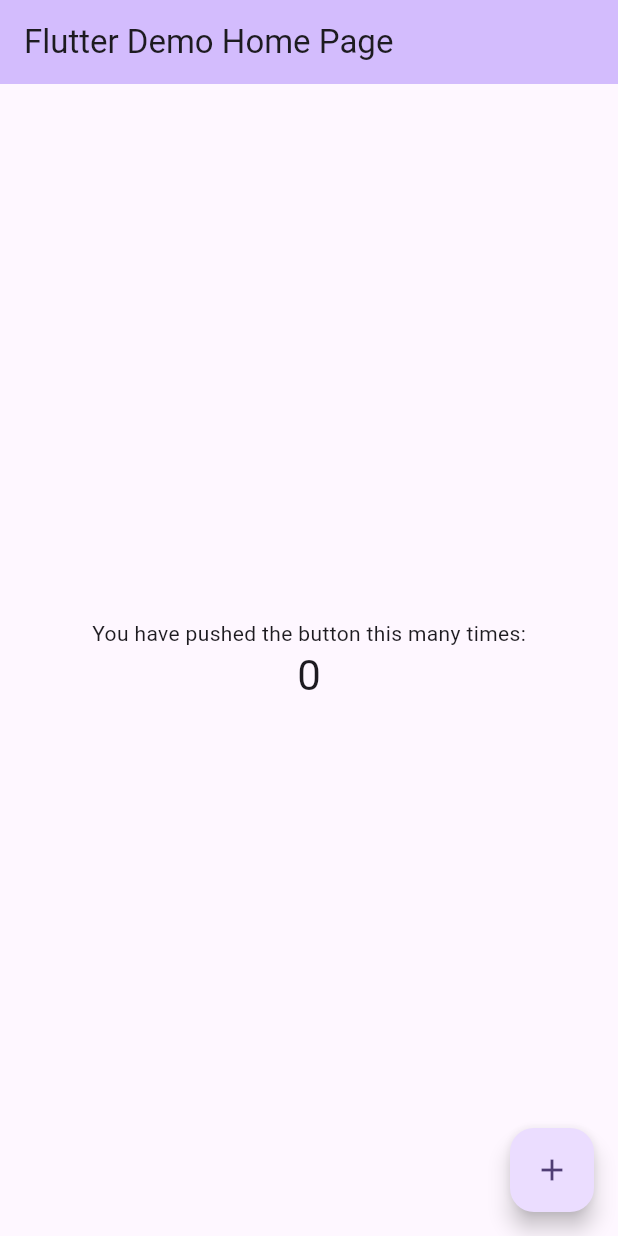
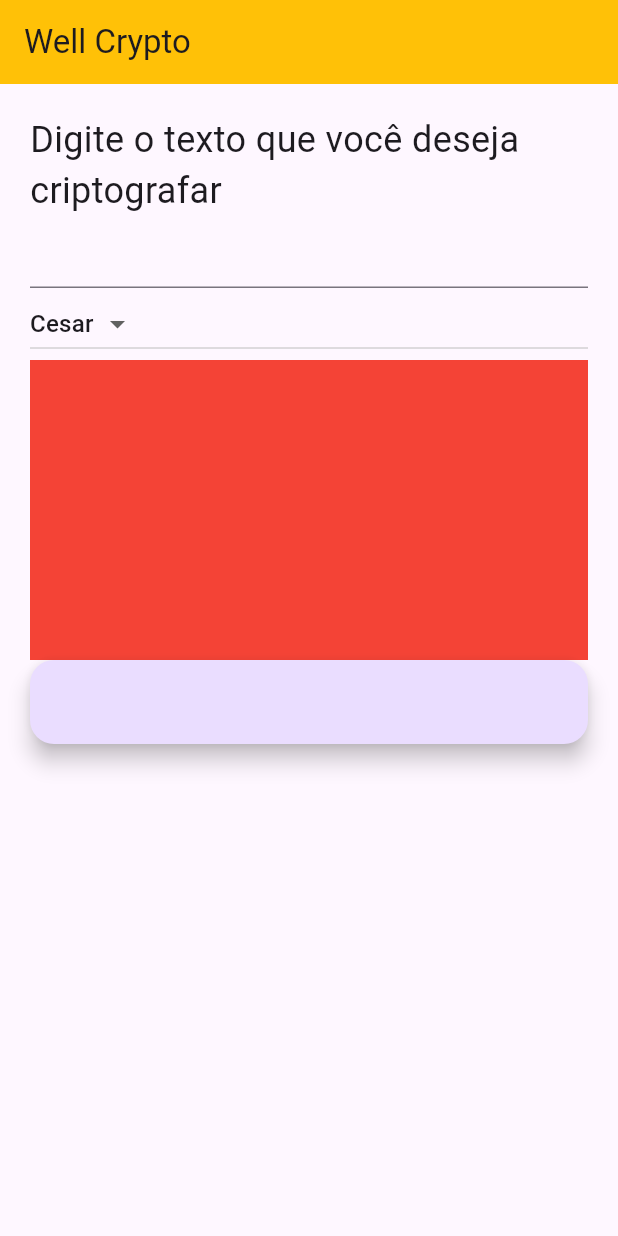
Before and after one commit to weldson01/well_crypto_flutter, a Flutter app: the screen it shows after launch, on a phone screen of 412 x 824 dp. Run offline on Flutter 3.47's test engine with Material 3 defaults, Android fonts, the phone set to English and light mode, and no system bars.

Commit message:
feat: adicionado Cifra de cesar ao projeto

```diff
--- /dev/null
+++ b/lib/controller/CryptoController.dart
@@ -0,0 +1,24 @@
+
+
+class CryptoController {
+  CryptoController();
+
+  String AbcToCesar(String Abc){
+      String aux = "";
+      for(int i = 0; i < Abc.length; i++){
+
+        if(Abc[i].toUpperCase() != CryptoTables.AbcTable.last){
+          aux += CryptoTables.AbcTable[(CryptoTables.AbcTable.indexOf(Abc[i].toUpperCase())+1)];
+        }else{
+          aux += CryptoTables.AbcTable[0];
+        }
+      }
+      return aux;
+  }
+
+}
+
+class CryptoTables {
+  static List<String> AbcTable = ["A", "B", "C", "D", "E", "F", "G", "H", "I", "J", "K", "L", "M", "N", "O", "P", "Q", "R", "S", "T", "U", "V", "W", "X","Y", "Z"];
+
+}
--- a/lib/main.dart
+++ b/lib/main.dart
@@ -1,125 +1,8 @@
 import 'package:flutter/material.dart';
+import 'package:well_crypto/src/screens/home/Home.dart';
 
-void main() {
-  runApp(const MyApp());
+
+void main(){
+  runApp(Home());
+
 }
-
-class MyApp extends StatelessWidget {
-  const MyApp({super.key});
-
-  // This widget is the root of your application.
-  @override
-  Widget build(BuildContext context) {
-    return MaterialApp(
-      title: 'Flutter Demo',
-      theme: ThemeData(
-        // This is the theme of your application.
-        //
-        // TRY THIS: Try running your application with "flutter run". You'll see
-        // the application has a purple toolbar. Then, without quitting the app,
-        // try changing the seedColor in the colorScheme below to Colors.green
-        // and then invoke "hot reload" (save your changes or press the "hot
-        // reload" button in a Flutter-supported IDE, or press "r" if you used
-        // the command line to start the app).
-        //
-        // Notice that the counter didn't reset back to zero; the application
-        // state is not lost during the reload. To reset the state, use hot
-        // restart instead.
-        //
-        // This works for code too, not just values: Most code changes can be
-        // tested with just a hot reload.
-        colorScheme: ColorScheme.fromSeed(seedColor: Colors.deepPurple),
-        useMaterial3: true,
-      ),
-      home: const MyHomePage(title: 'Flutter Demo Home Page'),
-    );
-  }
-}
-
-class MyHomePage extends StatefulWidget {
-  const MyHomePage({super.key, required this.title});
-
-  // This widget is the home page of your application. It is stateful, meaning
-  // that it has a State object (defined below) that contains fields that affect
-  // how it looks.
-
-  // This class is the configuration for the state. It holds the values (in this
-  // case the title) provided by the parent (in this case the App widget) and
-  // used by the build method of the State. Fields in a Widget subclass are
-  // always marked "final".
-
-  final String title;
-
-  @override
-  State<MyHomePage> createState() => _MyHomePageState();
-}
-
-class _MyHomePageState extends State<MyHomePage> {
-  int _counter = 0;
-
-  void _incrementCounter() {
-    setState(() {
-      // This call to setState tells the Flutter framework that something has
-      // changed in this State, which causes it to rerun the build method below
-      // so that the display can reflect the updated values. If we changed
-      // _counter without calling setState(), then the build method would not be
-      // called again, and so nothing would appear to happen.
-      _counter++;
-    });
-  }
-
-  @override
-  Widget build(BuildContext context) {
-    // This method is rerun every time setState is called, for instance as done
-    // by the _incrementCounter method above.
-    //
-    // The Flutter framework has been optimized to make rerunning build methods
-    // fast, so that you can just rebuild anything that needs updating rather
-    // than having to individually change instances of widgets.
-    return Scaffold(
-      appBar: AppBar(
-        // TRY THIS: Try changing the color here to a specific color (to
-        // Colors.amber, perhaps?) and trigger a hot reload to see the AppBar
-        // change color while the other colors stay the same.
-        backgroundColor: Theme.of(context).colorScheme.inversePrimary,
-        // Here we take the value from the MyHomePage object that was created by
-        // the App.build method, and use it to set our appbar title.
-        title: Text(widget.title),
-      ),
-      body: Center(
-        // Center is a layout widget. It takes a single child and positions it
-        // in the middle of the parent.
-        child: Column(
-          // Column is also a layout widget. It takes a list of children and
-          // arranges them vertically. By default, it sizes itself to fit its
-          // children horizontally, and tries to be as tall as its parent.
-          //
-          // Column has various properties to control how it sizes itself and
-          // how it positions its children. Here we use mainAxisAlignment to
-          // center the children vertically; the main axis here is the vertical
-          // axis because Columns are vertical (the cross axis would be
-          // horizontal).
-          //
-          // TRY THIS: Invoke "debug painting" (choose the "Toggle Debug Paint"
-          // action in the IDE, or press "p" in the console), to see the
-          // wireframe for each widget.
-          mainAxisAlignment: MainAxisAlignment.center,
-          children: <Widget>[
-            const Text(
-              'You have pushed the button this many times:',
-            ),
-            Text(
-              '$_counter',
-              style: Theme.of(context).textTheme.headlineMedium,
-            ),
-          ],
-        ),
-      ),
-      floatingActionButton: FloatingActionButton(
-        onPressed: _incrementCounter,
-        tooltip: 'Increment',
-        child: const Icon(Icons.add),
-      ), // This trailing comma makes auto-formatting nicer for build methods.
-    );
-  }
-}
--- /dev/null
+++ b/lib/src/screens/home/Home.dart
@@ -0,0 +1,75 @@
+// ignore_for_file: prefer_const_constructors
+
+import 'package:flutter/material.dart';
+import 'package:well_crypto/controller/CryptoController.dart';
+
+class Home extends StatefulWidget {
+  const Home({super.key});
+
+  @override
+  State<Home> createState() => _HomeState();
+}
+
+class _HomeState extends State<Home> {
+  String stringToCrypto = "";
+  String cryptoType = "Cesar";
+  String cryptedValue = "";
+
+  @override
+  Widget build(BuildContext context) {
+    return MaterialApp(
+      home: Scaffold(
+        appBar: AppBar(
+          title: Text("Well Crypto"),
+          backgroundColor: Colors.amber,
+        ),
+        body: ListView(
+          padding: const EdgeInsets.all(20.0),
+          children: [
+            Text("Digite o texto que você deseja criptografar", style: TextStyle(fontSize: 24),),
+            TextField(
+
+              onChanged: (value) {
+                setState(() {
+                  stringToCrypto = value;
+                });
+              },
+            ),
+            DropdownButton(
+              value:  cryptoType,
+              items: [
+                DropdownMenuItem(child: Text("Cesar"), enabled: true, value: "Cesar",),
+                DropdownMenuItem(child: Text("Morse"), enabled: true, value: "Morse"),
+                DropdownMenuItem(child: Text("Well"), enabled: true, value: "Well")
+              ]
+              ,
+            onChanged: (value){
+              setState(() {
+                cryptoType = value.toString();
+              });
+            }),
+            Container(
+              color: Colors.red,
+              height: 200,
+              child: Padding(
+                padding: const EdgeInsets.all(20.0),
+                child: Text(cryptedValue),
+              ),
+            ),
+            FloatingActionButton(
+              heroTag: "ActionBtnHome",
+              onPressed: () {
+                setState(() {
+                  CryptoController crypto = CryptoController();
+
+                  cryptedValue = crypto.AbcToCesar(stringToCrypto);
+                });
+              },
+            )
+
+          ],
+        ),
+      ),
+    );
+  }
+}
```
